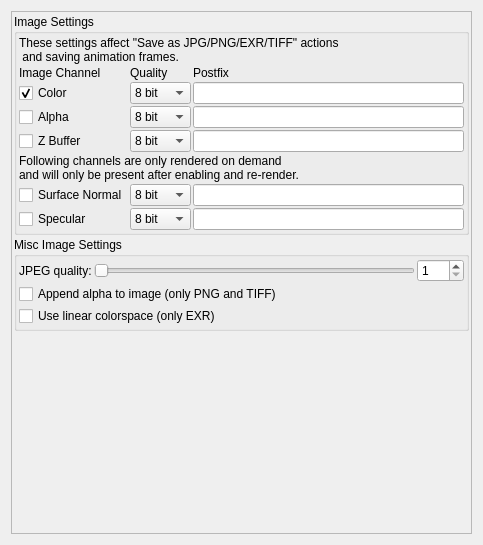
The window that mandelbulber2/qt/image_save_dialog.ui (buddhi1980/mandelbulber2) describes before a commit, drawn with Qt 5.
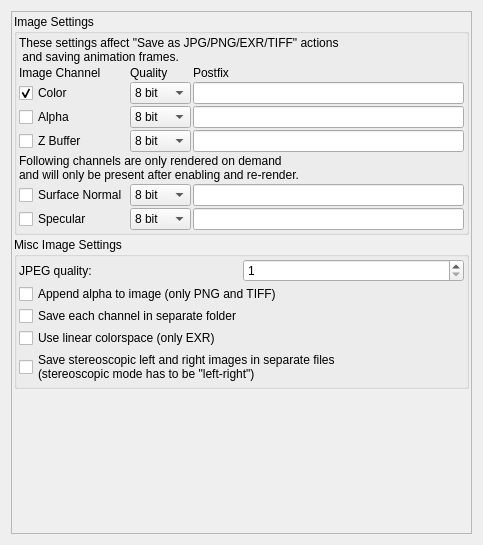
The same window after the commit. Icons and pictures are not drawn. Custom widgets are drawn as their Qt base class.

Commit message: Added option to save each image channel is separate directory (issue #580)

```diff
--- a/mandelbulber2/qt/image_save_dialog.ui
+++ b/mandelbulber2/qt/image_save_dialog.ui
@@ -318,6 +318,20 @@
               <property name="spacing">
                <number>2</number>
               </property>
+              <item row="1" column="0" colspan="2">
+               <widget class="MyCheckBox" name="checkBox_append_alpha_png">
+                <property name="text">
+                 <string>Append alpha to image (only PNG and TIFF)</string>
+                </property>
+               </widget>
+              </item>
+              <item row="3" column="0" colspan="2">
+               <widget class="MyCheckBox" name="checkBox_linear_colorspace">
+                <property name="text">
+                 <string>Use linear colorspace (only EXR)</string>
+                </property>
+               </widget>
+              </item>
               <item row="0" column="0">
                <widget class="QLabel" name="label_5">
                 <property name="text">
@@ -326,25 +340,6 @@
                </widget>
               </item>
               <item row="0" column="1">
-               <widget class="QSlider" name="sliderInt_jpeg_quality">
-                <property name="minimum">
-                 <number>1</number>
-                </property>
-                <property name="maximum">
-                 <number>100</number>
-                </property>
-                <property name="singleStep">
-                 <number>8</number>
-                </property>
-                <property name="pageStep">
-                 <number>64</number>
-                </property>
-                <property name="orientation">
-                 <enum>Qt::Horizontal</enum>
-                </property>
-               </widget>
-              </item>
-              <item row="0" column="2">
                <widget class="MySpinBox" name="spinboxInt_jpeg_quality">
                 <property name="minimum">
                  <number>1</number>
@@ -354,17 +349,18 @@
                 </property>
                </widget>
               </item>
-              <item row="1" column="0" colspan="3">
-               <widget class="MyCheckBox" name="checkBox_append_alpha_png">
+              <item row="4" column="0" colspan="2">
+               <widget class="MyCheckBox" name="checkBox_stereoscopic_in_separate_files">
                 <property name="text">
-                 <string>Append alpha to image (only PNG and TIFF)</string>
+                 <string>Save stereoscopic left and right images in separate files
+(stereoscopic mode has to be &quot;left-right&quot;)</string>
                 </property>
                </widget>
               </item>
-              <item row="2" column="0" colspan="3">
-               <widget class="MyCheckBox" name="checkBox_linear_colorspace">
+              <item row="2" column="0" colspan="2">
+               <widget class="MyCheckBox" name="checkBox_save_channels_in_separate_folders">
                 <property name="text">
-                 <string>Use linear colorspace (only EXR)</string>
+                 <string>Save each channel in separate folder</string>
                 </property>
                </widget>
               </item>
@@ -400,6 +396,11 @@
    <extends>QSpinBox</extends>
    <header>my_spin_box.h</header>
   </customwidget>
+  <customwidget>
+   <class>MyCheckBox</class>
+   <extends>QCheckBox</extends>
+   <header>my_check_box.h</header>
+  </customwidget>
   <customwidget>
    <class>MyLineEdit</class>
    <extends>QLineEdit</extends>
@@ -410,11 +411,6 @@
    <extends>QComboBox</extends>
    <header>my_combo_box.h</header>
   </customwidget>
-  <customwidget>
-   <class>MyCheckBox</class>
-   <extends>QCheckBox</extends>
-   <header>my_check_box.h</header>
-  </customwidget>
  </customwidgets>
  <resources>
   <include location="icons.qrc"/>
```
The commit also changes 5 other files.
